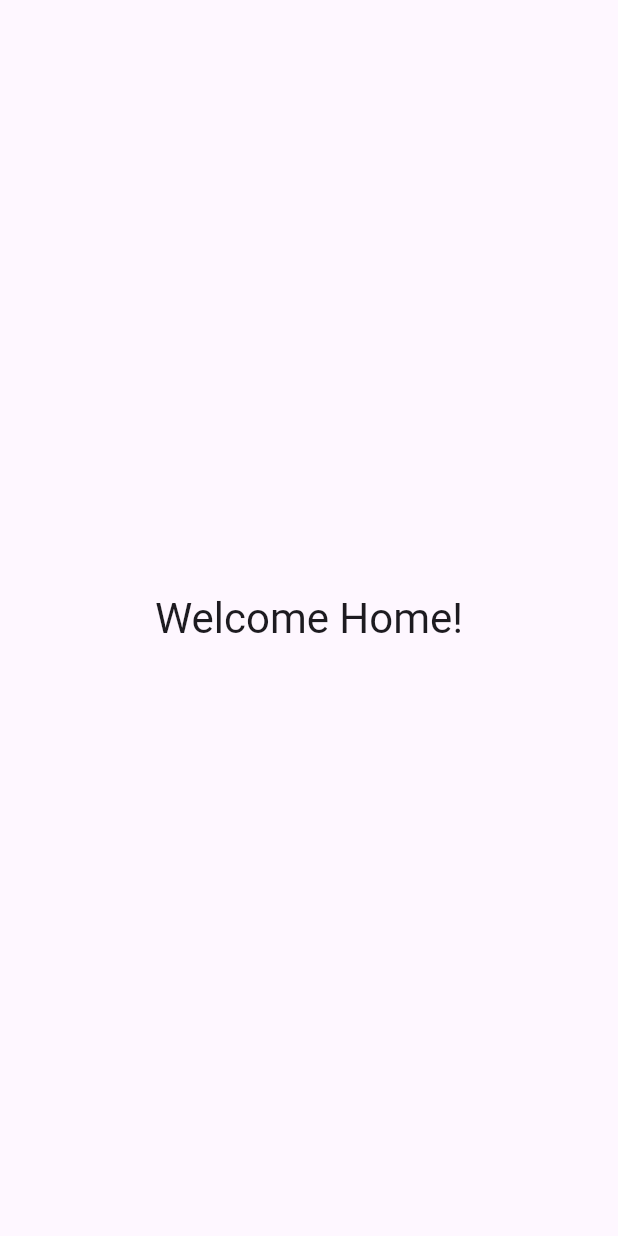
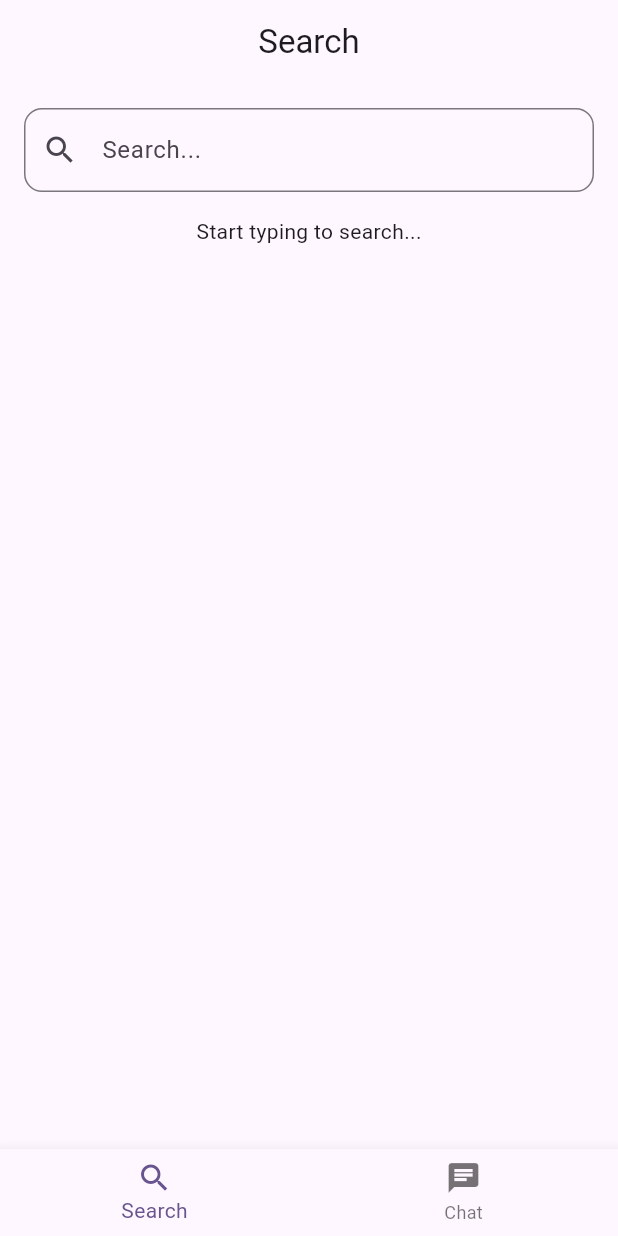
Before and after one commit to mahmoudbakir2015/chatr, a Flutter app: the Home screen opened directly, on a phone screen of 412 x 824 dp. Run offline on Flutter 3.47's test engine with Material 3 defaults, Android fonts, the phone set to English and light mode, and no system bars; our stand-ins replace firebase_auth, firebase_core; accounts and stored records are empty.

Commit message:
add search page

```diff
--- a/lib/screens/auth/sign_in/functions.dart
+++ b/lib/screens/auth/sign_in/functions.dart
@@ -41,9 +41,9 @@ Future<void> signInWithEmailAndPassword({
           ScaffoldMessenger.of(
             context,
           ).showSnackBar(const SnackBar(content: Text("✅ Login Successful")));
-          Navigator.of(
-            context,
-          ).push(MaterialPageRoute(builder: (context) => const Home()));
+          Navigator.of(context).pushReplacement(
+            MaterialPageRoute(builder: (context) => const Home()),
+          );
         })
         .catchError((error) {
           ScaffoldMessenger.of(
--- a/lib/screens/home/home.dart
+++ b/lib/screens/home/home.dart
@@ -1,16 +1,58 @@
+import 'package:chatr/screens/home/search/search.dart';
 import 'package:flutter/material.dart';
 
-class Home extends StatelessWidget {
+class Home extends StatefulWidget {
   const Home({super.key});
+
+  @override
+  State<Home> createState() => _HomeState();
+}
+
+class _HomeState extends State<Home> {
+  final TextEditingController _searchController = TextEditingController();
+  String query = "";
+  int _currentIndex = 0;
+
+  @override
+  void dispose() {
+    _searchController.dispose();
+    super.dispose();
+  }
+
+  // 🟢 شاشات التنقل
+  List<Widget> get _pages => [
+    // 🔎 صفحة البحث
+    Search(query: query, searchController: _searchController),
+    // 💬 صفحة المحادثة (بسيطة مبدئياً)
+    const Center(
+      child: Text(
+        "Chat Page",
+        style: TextStyle(fontSize: 22, fontWeight: FontWeight.bold),
+      ),
+    ),
+  ];
 
   @override
   Widget build(BuildContext context) {
     return Scaffold(
-      body: Center(
-        child: Text(
-          "Welcome Home!",
-          style: Theme.of(context).textTheme.headlineMedium,
-        ),
+      appBar: AppBar(
+        automaticallyImplyLeading: false,
+
+        title: Text(_currentIndex == 0 ? "Search" : "Chat"),
+        centerTitle: true,
+      ),
+      body: _pages[_currentIndex],
+      bottomNavigationBar: BottomNavigationBar(
+        currentIndex: _currentIndex,
+        onTap: (index) {
+          setState(() {
+            _currentIndex = index;
+          });
+        },
+        items: const [
+          BottomNavigationBarItem(icon: Icon(Icons.search), label: "Search"),
+          BottomNavigationBarItem(icon: Icon(Icons.chat), label: "Chat"),
+        ],
       ),
     );
   }
--- /dev/null
+++ b/lib/screens/home/search/search.dart
@@ -0,0 +1,49 @@
+import 'package:flutter/material.dart';
+
+// ignore: must_be_immutable
+class Search extends StatefulWidget {
+  final TextEditingController searchController;
+  String query;
+  Search({super.key, required this.query, required this.searchController});
+
+  @override
+  State<Search> createState() => _SearchState();
+}
+
+class _SearchState extends State<Search> {
+  @override
+  Widget build(BuildContext context) {
+    return Column(
+      mainAxisAlignment: MainAxisAlignment.start,
+      children: [
+        Padding(
+          padding: EdgeInsets.all(16),
+          child: TextField(
+            controller: widget.searchController,
+            decoration: InputDecoration(
+              hintText: "Search...",
+              border: OutlineInputBorder(
+                borderRadius: BorderRadius.circular(12),
+              ),
+              prefixIcon: const Icon(Icons.search),
+            ),
+            onChanged: (value) {
+              setState(() {
+                widget.query = value;
+              });
+            },
+          ),
+        ),
+        widget.query.isEmpty
+            ? const Text("Start typing to search...")
+            : Text(
+                "Result: ${widget.query}",
+                style: const TextStyle(
+                  fontSize: 20,
+                  fontWeight: FontWeight.bold,
+                ),
+              ),
+      ],
+    );
+  }
+}
```
